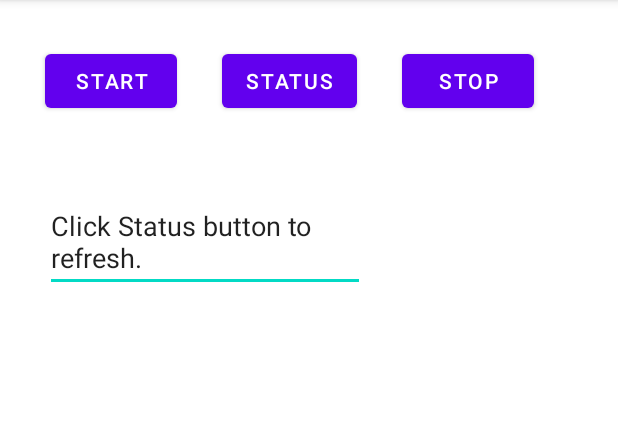
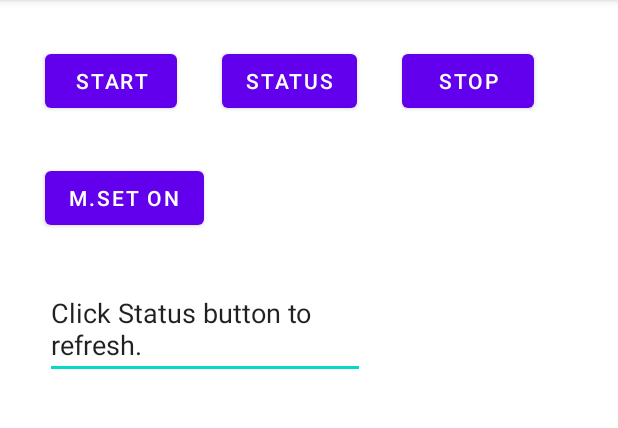
Before and after one commit to zhang-hy-2016/AEOSCallOfDuty, an Android app: the screen it shows after launch (MainActivity), on a phone screen of 412 x 824 dp, the part 84-512 px from its top. Run offline under Robolectric (Android 15) with nearby library versions, the phone set to English and light mode, and no system bars; libraries missing offline, so code that uses them is left out: org.apache.commons; pictures from the network do not load; 5 statements that could not run were skipped.

Commit message:
new button to manually setup call forwarding.

```diff
--- a/app/src/main/res/layout/activity_main.xml
+++ b/app/src/main/res/layout/activity_main.xml
@@ -32,14 +32,14 @@
         android:layout_width="wrap_content"
         android:layout_height="wrap_content"
         android:layout_marginStart="30dp"
-        android:layout_marginTop="50dp"
+        android:layout_marginTop="30dp"
         android:ems="10"
         android:gravity="start|top"
         android:inputType="textMultiLine"
         android:text="Status:"
         android:visibility="visible"
         app:layout_constraintStart_toStartOf="parent"
-        app:layout_constraintTop_toBottomOf="@+id/bnt_start" />
+        app:layout_constraintTop_toBottomOf="@+id/bnt_force_on" />
 
     <Button
         android:id="@+id/bnt_stop"
@@ -51,4 +51,14 @@
         app:layout_constraintStart_toEndOf="@+id/bnt_status"
         app:layout_constraintTop_toTopOf="parent" />
 
+    <Button
+        android:id="@+id/bnt_force_on"
+        android:layout_width="wrap_content"
+        android:layout_height="wrap_content"
+        android:layout_marginStart="30dp"
+        android:layout_marginTop="30dp"
+        android:text="M.SET ON"
+        app:layout_constraintStart_toStartOf="parent"
+        app:layout_constraintTop_toBottomOf="@+id/bnt_start" />
+
 </androidx.constraintlayout.widget.ConstraintLayout>
```
Also changed, not shown: app/src/main/java/info/zha/aeos/MainActivity.java (+28 -1 lines).
